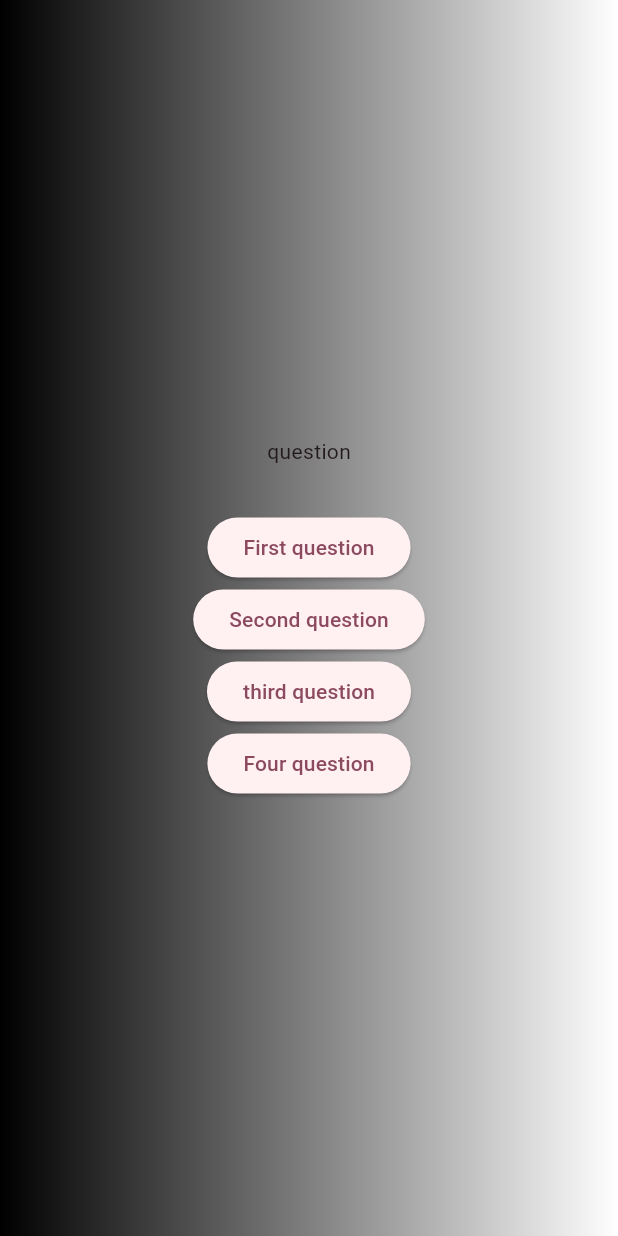
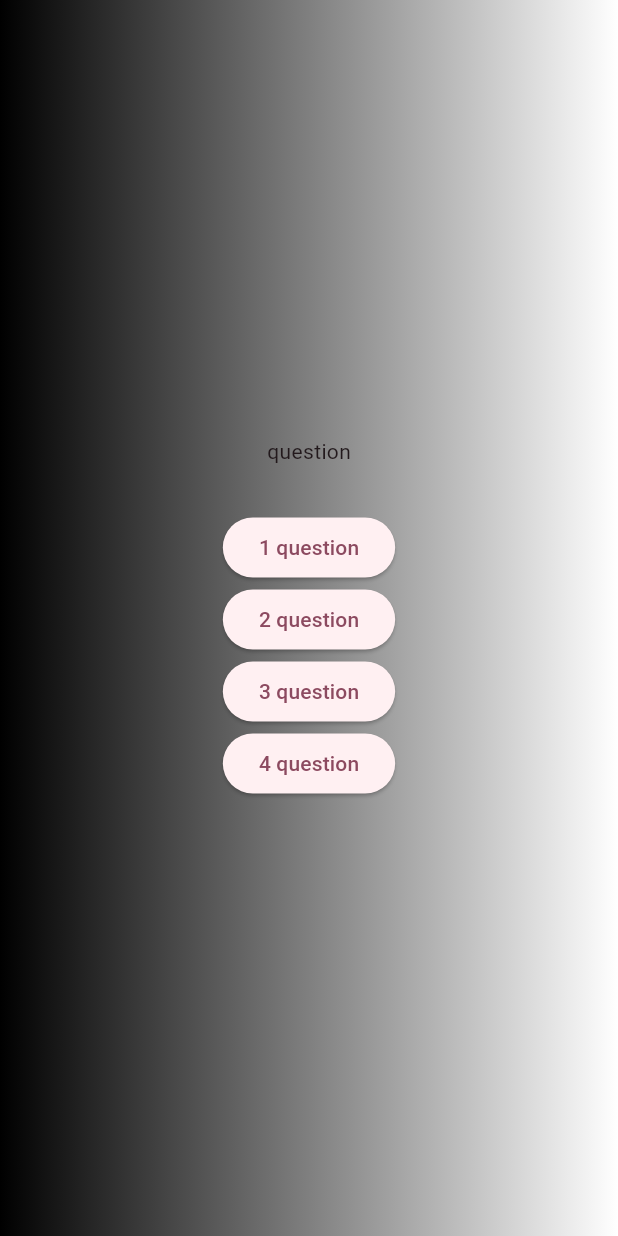
Before and after one commit to Perr4/quiz_app_corrected, a Flutter app: the screen it shows after launch, after a tap on "Start", on a phone screen of 412 x 824 dp. Run offline on Flutter 3.47's test engine with Material 3 defaults, Android fonts, the phone set to English and light mode, and no system bars.

Commit message:
init commit - branch answerButton

```diff
--- a/lib/question_screen.dart
+++ b/lib/question_screen.dart
@@ -14,17 +14,31 @@ class _QuestionState extends State<QuestionScreen> {
   Widget build(BuildContext context) {
     return SizedBox(
       width: double.infinity,
-      child: Center(child:
-        Column(mainAxisSize: MainAxisSize.min,
-        children: [
-          const Text("question"),
-          const SizedBox(height: 30),
-          ElevatedButton(onPressed: () {}, child: const Text("First question")),
-          ElevatedButton(onPressed: () {}, child: const Text("Second question")),
-          ElevatedButton(onPressed: () {}, child: const Text("third question")),
-          ElevatedButton(onPressed: () {}, child: const Text("Four question")),
-        ],
-      )),
+      child: Center(
+        child: Column(
+          mainAxisSize: MainAxisSize.min,
+          children: [
+            const Text("question"),
+            const SizedBox(height: 30),
+            ElevatedButton(
+              onPressed: () {},
+              child: const Text("1 question"),
+            ),
+            ElevatedButton(
+              onPressed: () {},
+              child: const Text("2 question"),
+            ),
+            ElevatedButton(
+              onPressed: () {},
+              child: const Text("3 question"),
+            ),
+            ElevatedButton(
+              onPressed: () {},
+              child: const Text("4 question"),
+            ),
+          ],
+        ),
+      ),
     );
   }
 }
```
Also changed, not shown: lib/widget/answer_button.dart (added).
